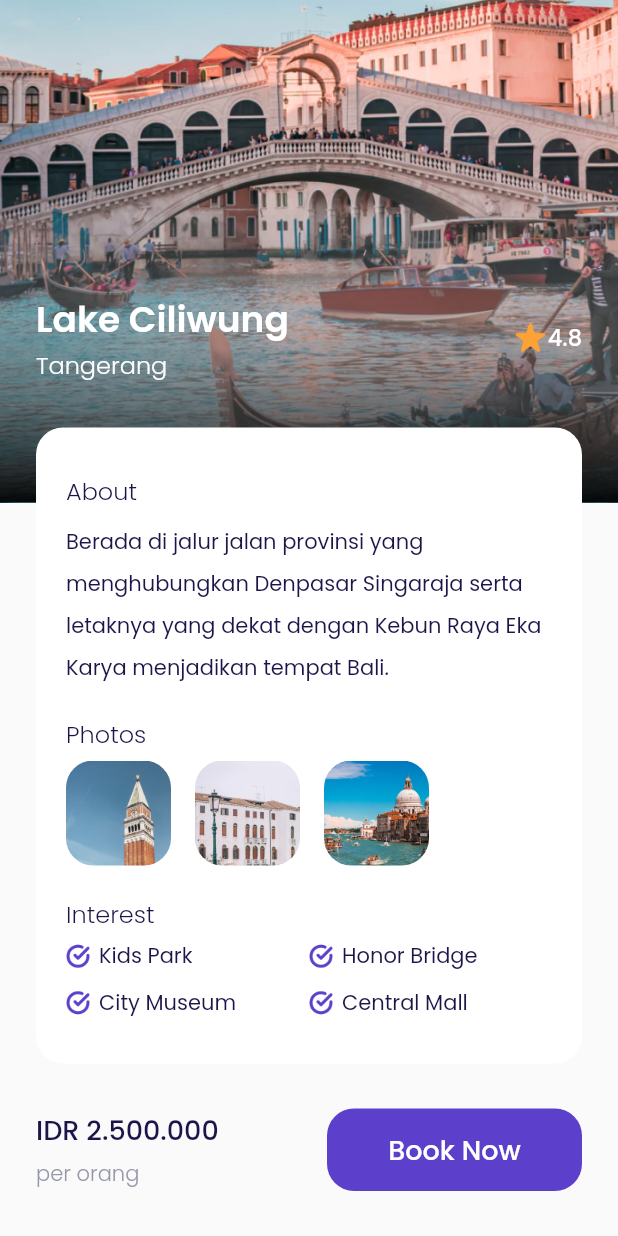
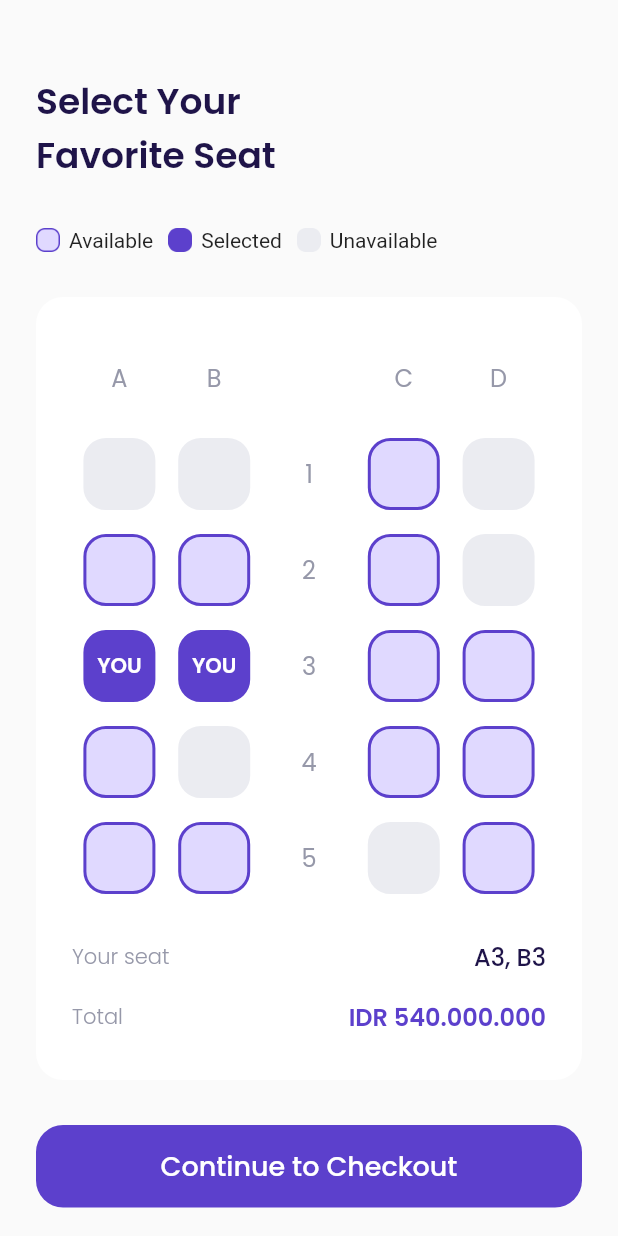
Before and after one commit to Agellls/Aplikasi-Tiket-Pesawat, a Flutter app: the DetailPage screen opened directly, scrolled down 115 dp, after a tap on "Book Now", on a phone screen of 412 x 824 dp. Run offline on Flutter 3.47's test engine with Material 2 defaults, Android fonts, the phone set to English and light mode, and no system bars; our stand-ins replace google_fonts.

Commit message:
slashing chooseSeatPage

```diff
--- a/lib/shared/theme.dart
+++ b/lib/shared/theme.dart
@@ -13,6 +13,8 @@ Color kRedColor = Color(0xffEB70A5);
 Color kBackgroundColor = Color(0xffFAFAFA);
 Color kInactiveColor = Color(0xffDBD7EC);
 Color kTransparentColor = Colors.transparent;
+Color kUnvailableColor = Color(0xffEBECF1);
+Color kAvailableColor = Color(0xffE0D9FF);
 
 TextStyle blackTextStyle = GoogleFonts.poppins(
   color: kBlackColor,
--- /dev/null
+++ b/lib/ui/pages/choose_seat_page.dart
@@ -0,0 +1,391 @@
+import 'package:flutter/material.dart';
+import 'package:flutter_application_3/shared/theme.dart';
+import 'package:flutter_application_3/ui/widgets/custom_button.dart';
+import 'package:flutter_application_3/ui/widgets/seat_item.dart';
+
+class ChooseSeatPage extends StatelessWidget {
+  const ChooseSeatPage({super.key});
+
+  @override
+  Widget build(BuildContext context) {
+    Widget title() {
+      return Container(
+        margin: EdgeInsets.only(top: 50),
+        child: Text(
+          "Select Your\nFavorite Seat",
+          style: blackTextStyle.copyWith(
+            fontSize: 24,
+            fontWeight: semiBold,
+          ),
+        ),
+      );
+    }
+
+    Widget seatStatus() {
+      return Container(
+        margin: EdgeInsets.only(top: 30),
+        child: Row(
+          children: [
+            //note seatStatus
+            Container(
+              width: 16,
+              height: 16,
+              margin: EdgeInsets.only(right: 6),
+              decoration: BoxDecoration(
+                image: DecorationImage(
+                  image: AssetImage('assets/icon_availabe.png'),
+                ),
+              ),
+            ),
+            Text("Available"),
+            Container(
+              width: 16,
+              height: 16,
+              margin: EdgeInsets.only(right: 6, left: 10),
+              decoration: BoxDecoration(
+                image: DecorationImage(
+                  image: AssetImage('assets/icon_selected.png'),
+                ),
+              ),
+            ),
+            Text("Selected"),
+            Container(
+              width: 16,
+              height: 16,
+              margin: EdgeInsets.only(right: 6, left: 10),
+              decoration: BoxDecoration(
+                image: DecorationImage(
+                  image: AssetImage('assets/icon_unavailable.png'),
+                ),
+              ),
+            ),
+            Text("Unavailable"),
+          ],
+        ),
+      );
+    }
+
+    Widget selectSeat() {
+      return Container(
+        width: double.infinity,
+        margin: EdgeInsets.only(top: 30),
+        decoration: BoxDecoration(
+          color: kWhiteColor,
+          borderRadius: BorderRadius.circular(defaultRadius),
+        ),
+        padding: EdgeInsets.symmetric(
+          horizontal: 24,
+          vertical: 30,
+        ),
+        child: Column(
+          children: [
+            //note Alfabet Chair
+            Row(
+              mainAxisAlignment: MainAxisAlignment.spaceAround,
+              children: [
+                Container(
+                  width: 48,
+                  height: 48,
+                  child: Center(
+                    child: Text(
+                      "A",
+                      style: greyTextStyle.copyWith(
+                        fontSize: 16,
+                      ),
+                    ),
+                  ),
+                ),
+                Container(
+                  width: 48,
+                  height: 48,
+                  child: Center(
+                    child: Text(
+                      "B",
+                      style: greyTextStyle.copyWith(
+                        fontSize: 16,
+                      ),
+                    ),
+                  ),
+                ),
+                Container(
+                  width: 48,
+                  height: 48,
+                  child: Center(
+                    child: Text(
+                      "",
+                      style: greyTextStyle.copyWith(
+                        fontSize: 16,
+                      ),
+                    ),
+                  ),
+                ),
+                Container(
+                  width: 48,
+                  height: 48,
+                  child: Center(
+                    child: Text(
+                      "C",
+                      style: greyTextStyle.copyWith(
+                        fontSize: 16,
+                      ),
+                    ),
+                  ),
+                ),
+                Container(
+                  width: 48,
+                  height: 48,
+                  child: Center(
+                    child: Text(
+                      "D",
+                      style: greyTextStyle.copyWith(
+                        fontSize: 16,
+                      ),
+                    ),
+                  ),
+                ),
+              ],
+            ),
+            Container(
+              margin: EdgeInsets.only(top: 16),
+              child: Row(
+                mainAxisAlignment: MainAxisAlignment.spaceAround,
+                children: [
+                  SeatItem(
+                    status: 2,
+                  ),
+                  SeatItem(
+                    status: 2,
+                  ),
+                  Container(
+                    height: 48,
+                    width: 48,
+                    child: Center(
+                      child: Text(
+                        "1",
+                        style: greyTextStyle.copyWith(
+                          fontSize: 16,
+                        ),
+                      ),
+                    ),
+                  ),
+                  SeatItem(
+                    status: 0,
+                  ),
+                  SeatItem(
+                    status: 2,
+                  ),
+                ],
+              ),
+            ),
+
+            Container(
+              margin: EdgeInsets.only(top: 16),
+              child: Row(
+                mainAxisAlignment: MainAxisAlignment.spaceAround,
+                children: [
+                  SeatItem(
+                    status: 0,
+                  ),
+                  SeatItem(
+                    status: 0,
+                  ),
+                  Container(
+                    height: 48,
+                    width: 48,
+                    child: Center(
+                      child: Text(
+                        "2",
+                        style: greyTextStyle.copyWith(
+                          fontSize: 16,
+                        ),
+                      ),
+                    ),
+                  ),
+                  SeatItem(
+                    status: 0,
+                  ),
+                  SeatItem(
+                    status: 2,
+                  ),
+                ],
+              ),
+            ),
+
+            Container(
+              margin: EdgeInsets.only(top: 16),
+              child: Row(
+                mainAxisAlignment: MainAxisAlignment.spaceAround,
+                children: [
+                  SeatItem(
+                    status: 1,
+                  ),
+                  SeatItem(
+                    status: 1,
+                  ),
+                  Container(
+                    height: 48,
+                    width: 48,
+                    child: Center(
+                      child: Text(
+                        "3",
+                        style: greyTextStyle.copyWith(
+                          fontSize: 16,
+                        ),
+                      ),
+                    ),
+                  ),
+                  SeatItem(
+                    status: 0,
+                  ),
+                  SeatItem(
+                    status: 0,
+                  ),
+                ],
+              ),
+            ),
+
+            Container(
+              margin: EdgeInsets.only(top: 16),
+              child: Row(
+                mainAxisAlignment: MainAxisAlignment.spaceAround,
+                children: [
+                  SeatItem(
+                    status: 0,
+                  ),
+                  SeatItem(
+                    status: 2,
+                  ),
+                  Container(
+                    height: 48,
+                    width: 48,
+                    child: Center(
+                      child: Text(
+                        "4",
+                        style: greyTextStyle.copyWith(
+                          fontSize: 16,
+                        ),
+                      ),
+                    ),
+                  ),
+                  SeatItem(
+                    status: 0,
+                  ),
+                  SeatItem(
+                    status: 0,
+                  ),
+                ],
+              ),
+            ),
+
+            Container(
+              margin: EdgeInsets.only(top: 16),
+              child: Row(
+                mainAxisAlignment: MainAxisAlignment.spaceAround,
+                children: [
+                  SeatItem(
+                    status: 0,
+                  ),
+                  SeatItem(
+                    status: 0,
+                  ),
+                  Container(
+                    height: 48,
+                    width: 48,
+                    child: Center(
+                      child: Text(
+                        "5",
+                        style: greyTextStyle.copyWith(
+                          fontSize: 16,
+                        ),
+                      ),
+                    ),
+                  ),
+                  SeatItem(
+                    status: 2,
+                  ),
+                  SeatItem(
+                    status: 0,
+                  ),
+                ],
+              ),
+            ),
+
+            Container(
+              margin: EdgeInsets.only(top: 30),
+              child: Row(
+                mainAxisAlignment: MainAxisAlignment.spaceBetween,
+                children: [
+                  Text(
+                    "Your seat",
+                    style: greyTextStyle.copyWith(
+                      fontSize: 14,
+                      fontWeight: light,
+                    ),
+                  ),
+                  Text(
+                    "A3, B3",
+                    style: blackTextStyle.copyWith(
+                      fontSize: 16,
+                      fontWeight: medium,
+                    ),
+                  )
+                ],
+              ),
+            ),
+
+            Container(
+              margin: EdgeInsets.only(top: 16),
+              child: Row(
+                mainAxisAlignment: MainAxisAlignment.spaceBetween,
+                children: [
+                  Text(
+                    "Total",
+                    style: greyTextStyle.copyWith(
+                      fontSize: 14,
+                      fontWeight: light,
+                    ),
+                  ),
+                  Text(
+                    "IDR 540.000.000",
+                    style: purpleTextStyle.copyWith(
+                      fontSize: 16,
+                      fontWeight: semiBold,
+                    ),
+                  )
+                ],
+              ),
+            ),
+          ],
+        ),
+      );
+    }
+
+    Widget checkoutButton() {
+      return Container(
+        margin: EdgeInsets.only(
+          top: 30,
+          bottom: 46,
+        ),
+        child: CustomButton(
+          title: 'Continue to Checkout',
+          onPressed: (() {}),
+        ),
+      );
+    }
+
+    return Scaffold(
+      backgroundColor: kBackgroundColor,
+      body: ListView(
+        padding: EdgeInsets.symmetric(
+          horizontal: 24,
+        ),
+        children: [
+          title(),
+          seatStatus(),
+          selectSeat(),
+          checkoutButton(),
+        ],
+      ),
+    );
+  }
+}
--- a/lib/ui/pages/detail_page.dart
+++ b/lib/ui/pages/detail_page.dart
@@ -1,5 +1,6 @@
 import 'package:flutter/material.dart';
 import 'package:flutter_application_3/shared/theme.dart';
+import 'package:flutter_application_3/ui/pages/choose_seat_page.dart';
 import 'package:flutter_application_3/ui/widgets/custom_button.dart';
 import 'package:flutter_application_3/ui/widgets/interest_item.dart';
 import 'package:flutter_application_3/ui/widgets/photo_item.dart';
@@ -248,7 +249,14 @@ class DetailPage extends StatelessWidget {
                   //note Booking
                   CustomButton(
                     title: 'Book Now',
-                    onPressed: () {},
+                    onPressed: () {
+                      Navigator.push(
+                        context,
+                        MaterialPageRoute(
+                          builder: (context) => ChooseSeatPage(),
+                        ),
+                      );
+                    },
                     width: 170,
                   )
                 ],
--- /dev/null
+++ b/lib/ui/widgets/seat_item.dart
@@ -0,0 +1,71 @@
+import 'package:flutter/material.dart';
+
+import '../../shared/theme.dart';
+
+class SeatItem extends StatelessWidget {
+  final int status;
+  const SeatItem({super.key, required this.status});
+
+  @override
+  Widget build(BuildContext context) {
+    backgroundColor() {
+      switch (status) {
+        case 0:
+          return kAvailableColor;
+        case 1:
+          return kPrimaryColor;
+        case 2:
+          return kUnvailableColor;
+        default:
+          return kUnvailableColor;
+      }
+    }
+
+    borderColor() {
+      switch (status) {
+        case 0:
+          return kPrimaryColor;
+        case 1:
+          return kPrimaryColor;
+        case 0:
+          return kUnvailableColor;
+        default:
+          return kUnvailableColor;
+      }
+    }
+
+    child() {
+      switch (status) {
+        case 0:
+          return SizedBox();
+        case 1:
+          return Center(
+            child: Text(
+              "YOU",
+              style: whiteTextStyle.copyWith(
+                fontWeight: semiBold,
+              ),
+            ),
+          );
+        case 2:
+          return SizedBox();
+        default:
+          return SizedBox();
+      }
+    }
+
+    return Container(
+      height: 48,
+      width: 48,
+      decoration: BoxDecoration(
+        color: backgroundColor(),
+        borderRadius: BorderRadius.circular(15),
+        border: Border.all(
+          color: borderColor(),
+          width: 2,
+        ),
+      ),
+      child: child(),
+    );
+  }
+}
```
